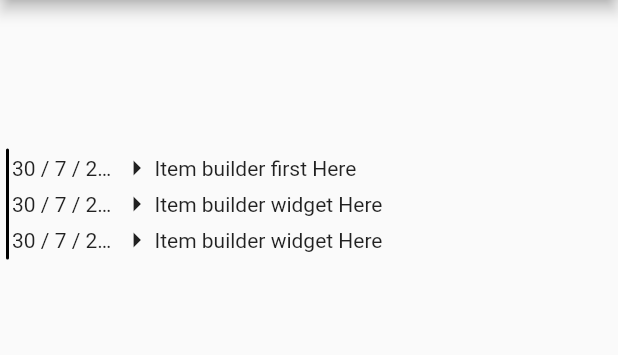
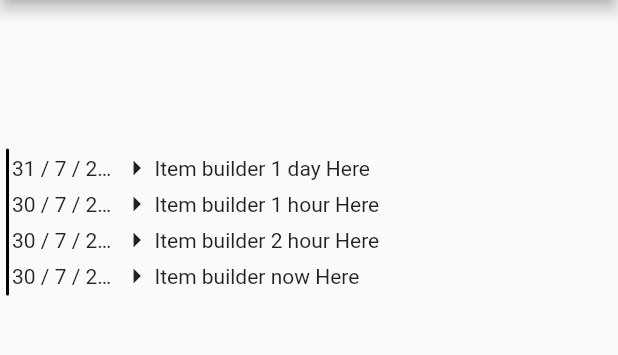
Before and after one commit to onatcipli/sorted_timeline, a Flutter app: the screen it shows after launch, on a phone screen of 412 x 824 dp, the part 84-439 px from its top. Run offline on Flutter 3.47's test engine with Material 2 defaults, Android fonts, the phone set to English and light mode, and no system bars.

Commit message:
Update Example

```diff
--- a/example/lib/main.dart
+++ b/example/lib/main.dart
@@ -41,20 +41,25 @@ class _MyHomePageState extends State<MyHomePage> {
           SortedTimeline(
             timelineItems: <TimelineItem>[
               TimelineItem(
-                  time: DateTime.now(),
+                  time: DateTime.now().add(Duration(days: 1)),
                   itemBuilder: (context) {
-                    return Text('Item builder first Here ');
+                    return Text('Item builder 1 day Here ');
+                  }),
+              TimelineItem(
+                  time: DateTime.now().add(Duration(hours: 1)),
+                  itemBuilder: (context) {
+                    return Text('Item builder 1 hour Here ');
+                  }),
+              TimelineItem(
+                  time: DateTime.now().add(Duration(hours: 2)),
+                  itemBuilder: (context) {
+                    return Text('Item builder 2 hour Here ');
                   }),
               TimelineItem(
                   time: DateTime.now(),
                   itemBuilder: (context) {
-                    return Text('Item builder widget Here ');
+                    return Text('Item builder now Here ');
                   }),
-              TimelineItem(
-                  time: DateTime.now(),
-                  itemBuilder: (context) {
-                    return Text('Item builder widget Here ');
-                  })
             ],
           )
         ],
```
